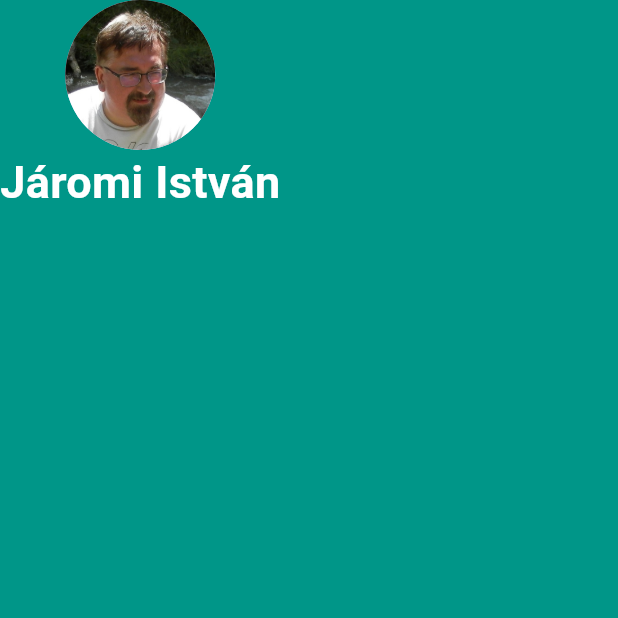
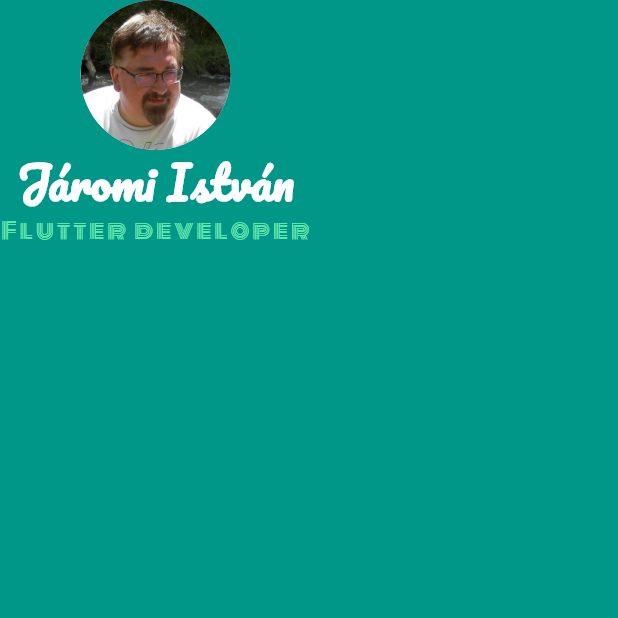
Before and after one commit to jepisti/nevjegykartya, a Flutter app: the screen it shows after launch, on a phone screen of 412 x 824 dp, the top half of it. Run offline on Flutter 3.47's test engine with Material 2 defaults, Android fonts, the light colour scheme and no system bars.

Commit message:
Install fonts

```diff
--- a/lib/main.dart
+++ b/lib/main.dart
@@ -30,9 +30,20 @@ class MyApp extends StatelessWidget {
                 'Járomi István',
                 style: TextStyle(
                   fontSize: 30.0,
+                  fontFamily: 'Pacifico',
                   color: Colors.white,
                   fontWeight: FontWeight.bold,
                 ),
+              ),
+              Text(
+                'Flutter developer',
+                style: TextStyle(
+                    fontSize: 15.0,
+                    fontFamily: 'Monoton',
+                    color: Colors.greenAccent,
+                    letterSpacing: 2.0
+                    //fontWeight: FontWeight.bold,
+                    ),
               ),
             ],
           ),
```
Also changed, not shown: pubspec.yaml (+8 -15 lines), fonts/Monoton-Regular.ttf (added), fonts/Pacifico-Regular.ttf (added).
